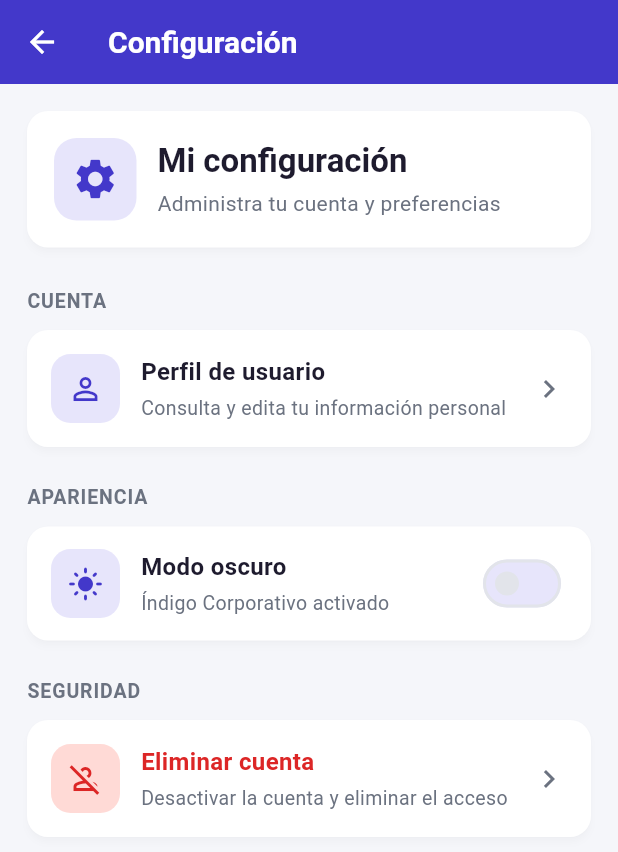
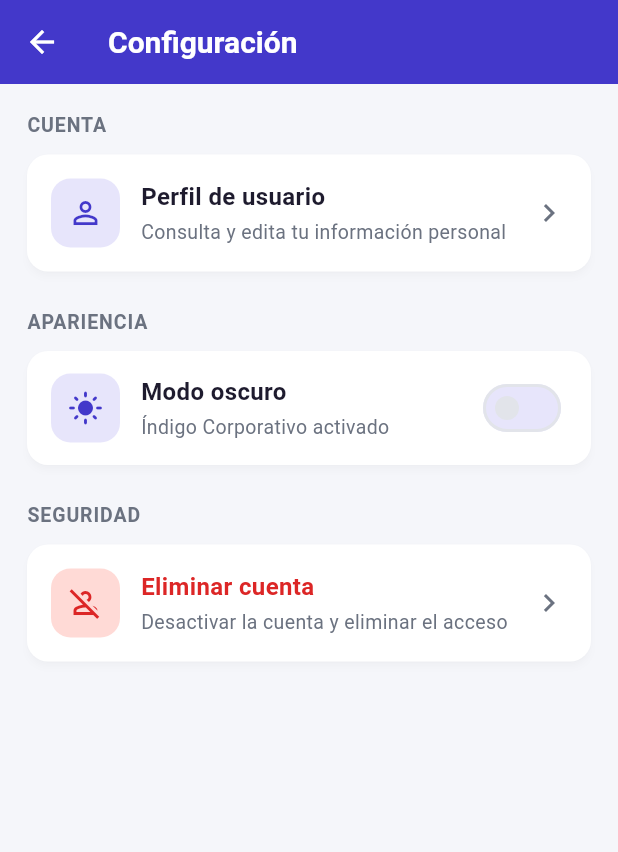
Before and after one commit to JosueRamirez1116/Mi-Inventario, a Flutter app: the ConfiguracionScreen screen opened directly, on a phone screen of 412 x 824 dp. Shown: the top 852 px of the screen. Run offline on Flutter 3.47's test engine with Material 3 defaults, Android fonts, the phone set to English and light mode, and no system bars; our stand-ins replace cloud_firestore, firebase_auth, firebase_core, firebase_storage, get, image_picker and 2 more; missing offline and left inert: excel, mobile_scanner; accounts and stored records are empty.

Commit message:
Simplificar configuracion

```diff
--- a/lib/configuracion/configuracion_screen.dart
+++ b/lib/configuracion/configuracion_screen.dart
@@ -279,53 +279,6 @@ class _ConfiguracionScreenState extends State<ConfiguracionScreen> {
           child: Column(
             crossAxisAlignment: CrossAxisAlignment.start,
             children: [
-              Card(
-                margin: EdgeInsets.zero,
-                child: Padding(
-                  padding: const EdgeInsets.all(18),
-                  child: Row(
-                    children: [
-                      Container(
-                        width: 55,
-                        height: 55,
-                        decoration: BoxDecoration(
-                          color: colores.primaryContainer,
-                          borderRadius: BorderRadius.circular(15),
-                        ),
-                        child: Icon(
-                          Icons.settings,
-                          color: colores.primary,
-                          size: 32,
-                        ),
-                      ),
-                      const SizedBox(width: 14),
-                      Expanded(
-                        child: Column(
-                          crossAxisAlignment: CrossAxisAlignment.start,
-                          children: [
-                            Text(
-                              'Mi configuración',
-                              style: tema.textTheme.titleLarge?.copyWith(
-                                fontWeight: FontWeight.bold,
-                                color: colores.onSurface,
-                              ),
-                            ),
-                            const SizedBox(height: 4),
-                            Text(
-                              'Administra tu cuenta y preferencias',
-                              style: tema.textTheme.bodyMedium?.copyWith(
-                                color: colores.onSurfaceVariant,
-                              ),
-                            ),
-                          ],
-                        ),
-                      ),
-                    ],
-                  ),
-                ),
-              ),
-
-              const SizedBox(height: 26),
 
               _tituloSeccion(context, 'CUENTA'),
 
```
